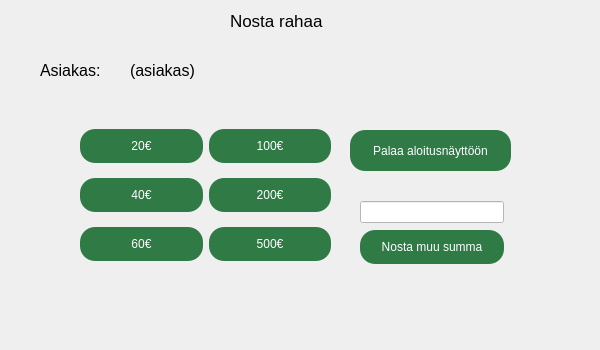
22kmo-project/group_5, file frontend/nosto.ui: the form before one commit.
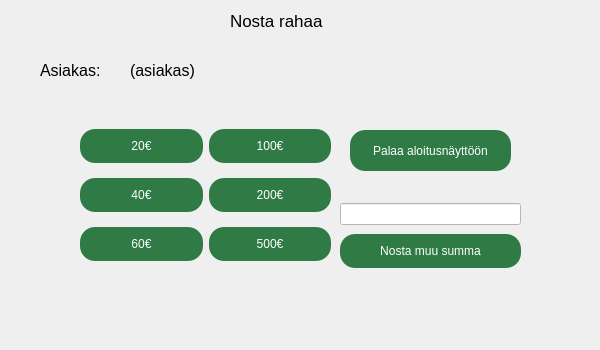
The form after the commit. Icons and pictures are not drawn.

The edit to the form file:
```diff
--- a/frontend/nosto.ui
+++ b/frontend/nosto.ui
@@ -62,7 +62,7 @@
     <rect>
      <x>40</x>
      <y>60</y>
-     <width>71</width>
+     <width>81</width>
      <height>21</height>
     </rect>
    </property>
@@ -184,10 +184,10 @@
   <widget class="QWidget" name="layoutWidget">
    <property name="geometry">
     <rect>
-     <x>360</x>
+     <x>340</x>
      <y>200</y>
-     <width>144</width>
-     <height>66</height>
+     <width>181</width>
+     <height>71</height>
     </rect>
    </property>
    <layout class="QVBoxLayout" name="verticalLayout">
```
